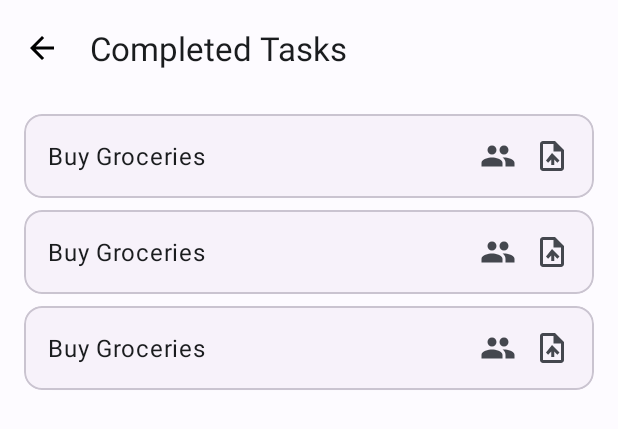
After one commit to pranav6266/Sync-Task, an Android app: the layout activity_completed_tasks.xml on its own in the app's theme, with its tools: preview values and no code run, on a phone screen of 412 x 824 dp. The commit adds this screen. Shown: the top 429 px of the screen. Run offline under Robolectric (Android 15) with nearby library versions, the phone set to English and light mode, and no system bars.

Commit message:
feat: Implement completed tasks archive
This commit introduces an archive screen for completed tasks and separates the logic for handling pending and completed tasks.

- **New "Completed Tasks" Archive:**
    - Added `CompletedTasksActivity` to display a list of completed tasks for a given space.
    - Users can restore a completed task back to the pending list or delete it permanently.
    - Created `CompletedTaskAdapter` and `CompletedTasksViewModel` to support this new screen.
    - Added a new `completed_task_menu` for restore/delete actions.
    - Included a new `ic_archive` icon and added an "Archive" option to the main task view's toolbar menu, replacing the "Profile" button.

- **Refactored Task Fetching Logic:**
    - Modified `TaskRepository` and `FirebaseHelper` to distinguish between fetching pending tasks and completed tasks.
    - `getTasks()` now exclusively retrieves pending tasks.
    - New methods `getCompletedTasks()` and `attachCompletedTasksListener()` have been added to fetch completed tasks.

- **UI and Navigation Updates:**
    - Renamed `MainActivity` to `TaskViewActivity` for clarity, along with its layout file `activity_main.xml` to `activity_task_view.xml`.
    - Updated `AndroidManifest.xml` and relevant class imports to reflect the activity rename.

```diff
--- /dev/null
+++ b/app/src/main/res/drawable/ic_arrow_back.xml
@@ -0,0 +1,5 @@
+<vector xmlns:android="http://schemas.android.com/apk/res/android" android:autoMirrored="true" android:height="24dp" android:tint="#000000" android:viewportHeight="960" android:viewportWidth="960" android:width="24dp">
+
+    <path android:fillColor="@android:color/white" android:pathData="M313,520L537,744L480,800L160,480L480,160L537,216L313,440L800,440L800,520L313,520Z"/>
+
+</vector>
--- /dev/null
+++ b/app/src/main/res/layout/activity_completed_tasks.xml
@@ -0,0 +1,58 @@
+<?xml version="1.0" encoding="utf-8"?>
+<androidx.coordinatorlayout.widget.CoordinatorLayout xmlns:android="http://schemas.android.com/apk/res/android"
+    xmlns:app="http://schemas.android.com/apk/res-auto"
+    xmlns:tools="http://schemas.android.com/tools"
+    android:layout_width="match_parent"
+    android:layout_height="match_parent"
+    android:background="?attr/colorSurface"
+    tools:context=".activities.CompletedTasksActivity">
+
+    <com.google.android.material.appbar.AppBarLayout
+        android:layout_width="match_parent"
+        android:layout_height="wrap_content"
+        android:background="?attr/colorSurface">
+
+        <com.google.android.material.appbar.MaterialToolbar
+            android:id="@+id/toolbar"
+            android:layout_width="match_parent"
+            android:layout_height="?attr/actionBarSize"
+            app:navigationIcon="@drawable/ic_arrow_back"
+            app:title="Completed Tasks"
+            app:titleTextColor="?attr/colorOnSurface" />
+
+    </com.google.android.material.appbar.AppBarLayout>
+
+
+    <androidx.swiperefreshlayout.widget.SwipeRefreshLayout
+        android:id="@+id/swipe_refresh_layout"
+        android:layout_width="match_parent"
+        android:layout_height="match_parent"
+        app:layout_behavior="@string/appbar_scrolling_view_behavior">
+
+        <RelativeLayout
+            android:layout_width="match_parent"
+            android:layout_height="match_parent">
+
+            <androidx.recyclerview.widget.RecyclerView
+                android:id="@+id/recycler_view"
+                android:layout_width="match_parent"
+                android:layout_height="match_parent"
+                android:clipToPadding="false"
+                android:padding="8dp"
+                tools:listitem="@layout/item_task" />
+
+            <com.airbnb.lottie.LottieAnimationView
+                android:id="@+id/empty_view"
+                android:layout_width="200dp"
+                android:layout_height="200dp"
+                android:layout_centerInParent="true"
+                app:lottie_rawRes="@raw/lottie_empty"
+                app:lottie_autoPlay="true"
+                app:lottie_loop="true"
+                android:visibility="gone" />
+
+        </RelativeLayout>
+
+    </androidx.swiperefreshlayout.widget.SwipeRefreshLayout>
+
+</androidx.coordinatorlayout.widget.CoordinatorLayout>
--- a/app/src/main/res/layout/activity_task_detail.xml
+++ b/app/src/main/res/layout/activity_task_detail.xml
@@ -39,7 +39,7 @@
             android:layout_width="250dp"
             android:layout_height="250dp"
             android:layout_centerInParent="true"
-            app:lottie_rawRes="@raw/lottie_empty"
+            app:lottie_rawRes="@raw/lottie_task_complete"
             app:lottie_autoPlay="false"
             app:lottie_loop="false"
             android:visibility="gone" />
--- a/app/src/main/res/menu/main_menu.xml
+++ b/app/src/main/res/menu/main_menu.xml
@@ -10,8 +10,8 @@
         app:actionViewClass="androidx.appcompat.widget.SearchView" />
 
     <item
-        android:id="@+id/action_profile"
-        android:icon="@drawable/ic_profile"
-        android:title="Profile"
+        android:id="@+id/action_archive"
+        android:icon="@drawable/ic_archive"
+        android:title="Archive"
         app:showAsAction="ifRoom" />
 </menu>
```
Also changed, not shown: app/src/main/AndroidManifest.xml (+5 -3 lines), app/src/main/java/com/pranav/synctask/activities/CompletedTasksActivity.java (added, +132 -0 lines), app/src/main/java/com/pranav/synctask/activities/TaskViewActivity.java (renamed from app/src/main/java/com/pranav/synctask/activities/MainActivity.java, +13 -11 lines), app/src/main/java/com/pranav/synctask/adapters/CompletedTaskAdapter.java (added, +181 -0 lines), app/src/main/java/com/pranav/synctask/adapters/SpacesAdapter.java (+2 -7 lines), app/src/main/java/com/pranav/synctask/data/TaskRepository.java (+43 -4 lines), app/src/main/java/com/pranav/synctask/services/MyFirebaseMessagingService.java (+4 -4 lines), app/src/main/java/com/pranav/synctask/ui/viewmodels/CompletedTasksViewModel.java (added, +48 -0 lines), app/src/main/java/com/pranav/synctask/utils/FirebaseHelper.java (+31 -2 lines), app/src/main/res/drawable/ic_archive.xml (added, +10 -0 lines), app/src/main/res/menu/completed_task_menu.xml (added, +9 -0 lines), app/src/main/res/layout/activity_task_view.xml (renamed from app/src/main/res/layout/activity_main.xml).
